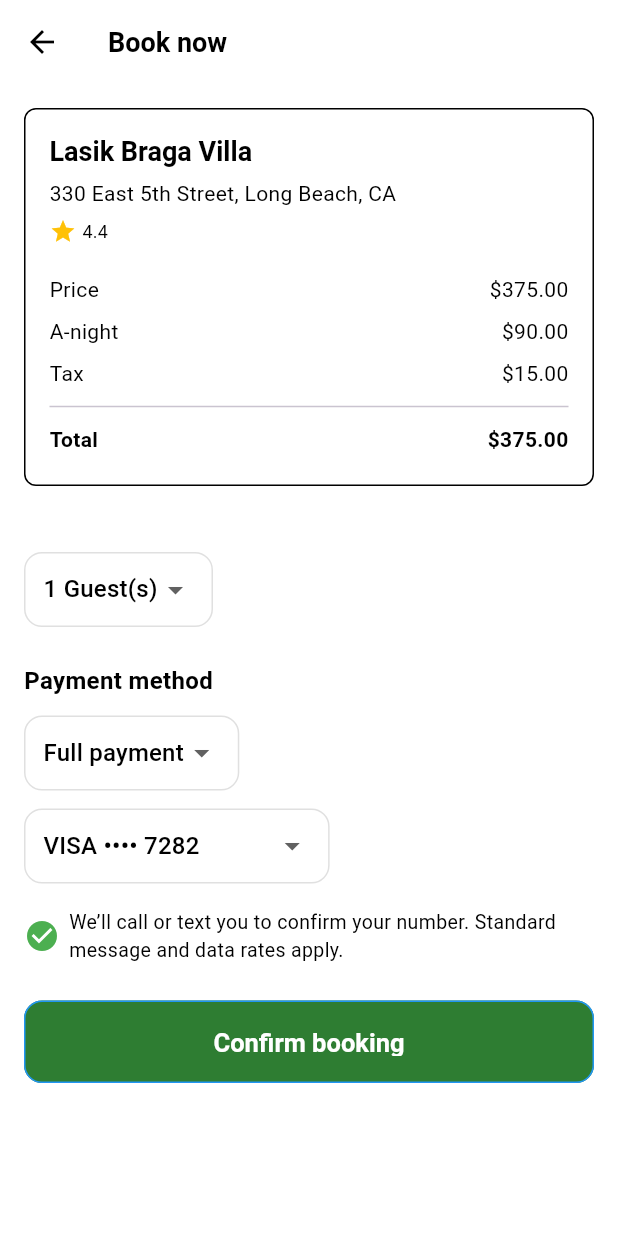
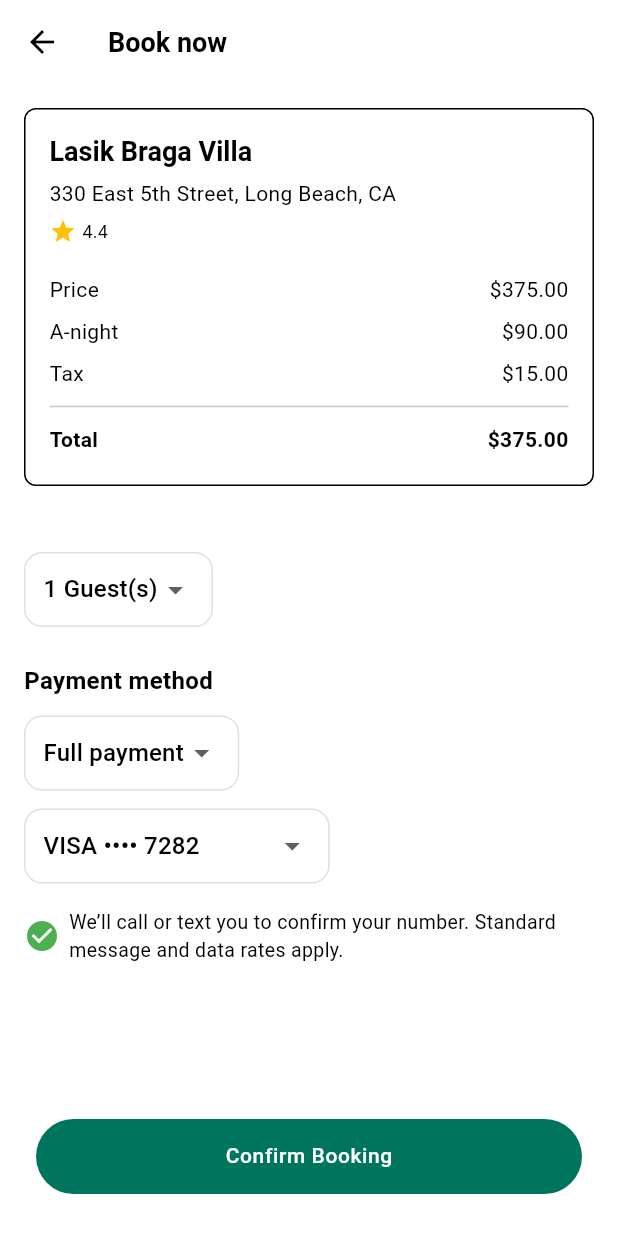
Before and after one commit to ahmvddddd/letto, a Flutter app: the ApartmentScreen screen opened directly with sample values from the repository, after a tap on "Book", on a phone screen of 412 x 824 dp. Shown: the top 1233 px of the screen. Run offline on Flutter 3.47's test engine with Material 3 defaults, Android fonts, the phone set to English and light mode, and no system bars; our stand-ins replace flutter_map, flutter_riverpod, font_awesome_flutter, iconsax, latlong2, salomon_bottom_bar; Roboto replaces fonts that are missing (Aeonik).

Commit message:
booking screen

```diff
--- a/lib/feature/screens/apartment/apartment_screen.dart
+++ b/lib/feature/screens/apartment/apartment_screen.dart
@@ -64,7 +64,7 @@ class _ApartmentScreenState extends State<ApartmentScreen> {
                   const SizedBox(height: Sizes.spaceBtwItems),
                   ApartmentMap(currentLatLng: currentLatLng),
 
-                  const SizedBox(height: Sizes.spaceBtwItems),
+                  const SizedBox(height: Sizes.spaceBtwSections * 4)
                 ],
               ),
             ),
--- a/lib/feature/screens/booking/booking_screen.dart
+++ b/lib/feature/screens/booking/booking_screen.dart
@@ -1,6 +1,7 @@
 import 'package:flutter/material.dart';
 
 import '../../../utils/constants/custom_sizes.dart';
+import '../../custom_widgets/containers/custom_bottom_bar.dart';
 import 'widgets/booking_info.dart';
 
 class BookingScreen extends StatefulWidget {
@@ -25,8 +26,11 @@ class _BookingScreenState extends State<BookingScreen> {
         title: const Text("Book now"),
         elevation: 0,
       ),
-      body: SingleChildScrollView(
-        padding: const EdgeInsets.all(16),
+      body: Stack(
+        children: [
+          Positioned.fill(
+            child: SingleChildScrollView(
+              padding: const EdgeInsets.all(Sizes.spaceBtwItems),
               child: Column(
                 crossAxisAlignment: CrossAxisAlignment.start,
                 children: [
@@ -132,29 +136,33 @@ class _BookingScreenState extends State<BookingScreen> {
                     ],
                   ),
 
-            const SizedBox(height: 24),
-
-            // Confirm Button
-            SizedBox(
-              width: double.infinity,
-              height: 55,
-              child: ElevatedButton(
-                style: ElevatedButton.styleFrom(
-                  backgroundColor: Colors.green.shade800,
-                  shape: RoundedRectangleBorder(
-                    borderRadius: BorderRadius.circular(12),
+                  const SizedBox(height: Sizes.spaceBtwSections * 4),
+                ],
               ),
             ),
-                onPressed: () {},
-                child: const Text(
-                  "Confirm booking",
-                  style: TextStyle(fontSize: 17, color: Colors.white),
+          ),
+
+          Positioned(
+            bottom: 16,
+            left: 0,
+            right: 0,
+            child: CustomBottomBar(
+              onTap: () {
+                Navigator.push(
+                  context,
+                  MaterialPageRoute(builder: (context) => const BookingScreen()),
+                );
+              },
+              child: Text(
+                'Confirm Booking',
+                style: Theme.of(
+                  context,
+                ).textTheme.bodySmall!.copyWith(color: Colors.white),
               ),
             ),
           ),
         ],
       ),
-      ),
     );
   }
 }
```
Lines whose indentation alone changed are shown as unchanged.
